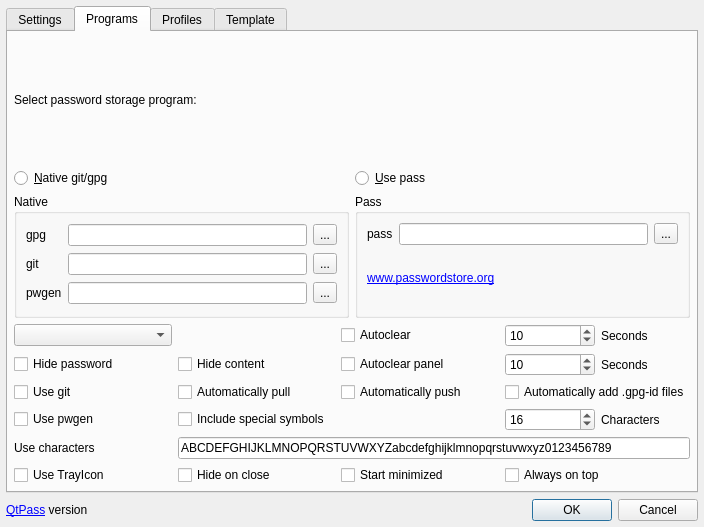
Above: configdialog.ui from IJHack/QtPass before the change. Below: the same form after it.
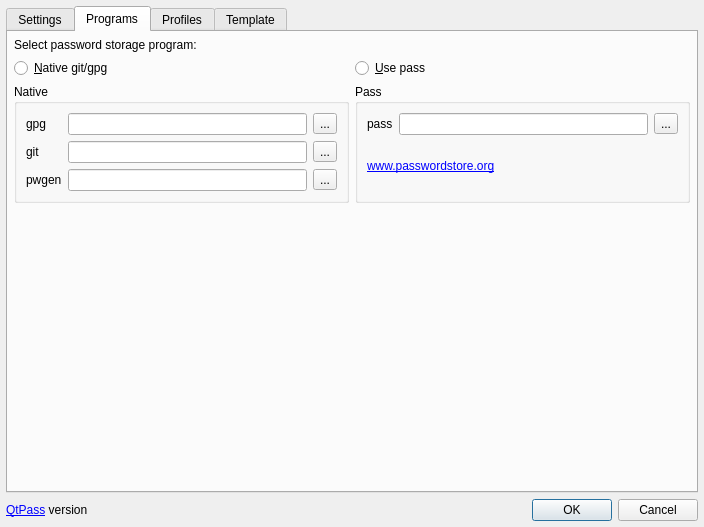
That is the form after the change. The open tabs and pages were chosen to show the change.

Commit message: double items removed

Patch:
```diff
--- a/configdialog.ui
+++ b/configdialog.ui
@@ -577,207 +577,17 @@
         </widget>
        </item>
        <item>
-        <layout class="QGridLayout" name="gridLayout_2">
-         <item row="4" column="3">
-          <layout class="QHBoxLayout" name="horizontalLayout_6">
-           <item>
-            <widget class="QSpinBox" name="spinBoxPasswordLength">
-             <property name="enabled">
-              <bool>true</bool>
-             </property>
-             <property name="minimum">
-              <number>8</number>
-             </property>
-             <property name="value">
-              <number>16</number>
-             </property>
-            </widget>
-           </item>
-           <item>
-            <widget class="QLabel" name="labelLength">
-             <property name="enabled">
-              <bool>true</bool>
-             </property>
-             <property name="text">
-              <string>Characters</string>
-             </property>
-            </widget>
-           </item>
-          </layout>
-         </item>
-         <item row="4" column="0">
-          <widget class="QCheckBox" name="checkBoxUsePwgen">
-           <property name="enabled">
-            <bool>true</bool>
-           </property>
-           <property name="text">
-            <string>Use pwgen</string>
-           </property>
-          </widget>
-         </item>
-         <item row="0" column="3">
-          <layout class="QHBoxLayout" name="horizontalLayout">
-           <item>
-            <widget class="QSpinBox" name="spinBoxAutoclearSeconds">
-             <property name="minimum">
-              <number>5</number>
-             </property>
-             <property name="value">
-              <number>10</number>
-             </property>
-            </widget>
-           </item>
-           <item>
-            <widget class="QLabel" name="labelSeconds">
-             <property name="text">
-              <string>Seconds</string>
-             </property>
-            </widget>
-           </item>
-          </layout>
-         </item>
-         <item row="1" column="2">
-          <widget class="QCheckBox" name="checkBoxAutoclearPanel">
-           <property name="text">
-            <string>Autoclear panel</string>
-           </property>
-          </widget>
-         </item>
-         <item row="1" column="3">
-          <layout class="QHBoxLayout" name="horizontalLayout_7">
-           <item>
-            <widget class="QSpinBox" name="spinBoxAutoclearPanelSeconds">
-             <property name="minimum">
-              <number>5</number>
-             </property>
-             <property name="value">
-              <number>10</number>
-             </property>
-            </widget>
-           </item>
-           <item>
-            <widget class="QLabel" name="labelPanelSeconds">
-             <property name="text">
-              <string>Seconds</string>
-             </property>
-            </widget>
-           </item>
-          </layout>
-         </item>
-         <item row="1" column="0">
-          <widget class="QCheckBox" name="checkBoxHidePassword">
-           <property name="text">
-            <string>Hide password</string>
-           </property>
-          </widget>
-         </item>
-         <item row="6" column="0">
-          <widget class="QCheckBox" name="checkBoxUseTrayIcon">
-           <property name="text">
-            <string>Use TrayIcon</string>
-           </property>
-          </widget>
-         </item>
-         <item row="1" column="1">
-          <widget class="QCheckBox" name="checkBoxHideContent">
-           <property name="text">
-            <string>Hide content</string>
-           </property>
-          </widget>
-         </item>
-         <item row="2" column="0">
-          <widget class="QCheckBox" name="checkBoxUseGit">
-           <property name="enabled">
-            <bool>true</bool>
-           </property>
-           <property name="text">
-            <string>Use git</string>
-           </property>
-          </widget>
-         </item>
-         <item row="6" column="1">
-          <widget class="QCheckBox" name="checkBoxHideOnClose">
-           <property name="text">
-            <string>Hide on close</string>
-           </property>
-          </widget>
-         </item>
-         <item row="4" column="1">
-          <widget class="QCheckBox" name="checkBoxUseSymbols">
-           <property name="enabled">
-            <bool>true</bool>
-           </property>
-           <property name="text">
-            <string>Include special symbols </string>
-           </property>
-          </widget>
-         </item>
-         <item row="0" column="2">
-          <widget class="QCheckBox" name="checkBoxAutoclear">
-           <property name="text">
-            <string>Autoclear</string>
-           </property>
-          </widget>
-         </item>
-         <item row="5" column="1" colspan="3">
-          <widget class="QLineEdit" name="lineEditPasswordChars">
-           <property name="enabled">
-            <bool>true</bool>
-           </property>
-           <property name="text">
-            <string>ABCDEFGHIJKLMNOPQRSTUVWXYZabcdefghijklmnopqrstuvwxyz0123456789</string>
-           </property>
-          </widget>
-         </item>
-         <item row="6" column="2">
-          <widget class="QCheckBox" name="checkBoxStartMinimized">
-           <property name="text">
-            <string>Start minimized</string>
-           </property>
-          </widget>
-         </item>
-         <item row="5" column="0">
-          <widget class="QLabel" name="labelPasswordChars">
-           <property name="enabled">
-            <bool>true</bool>
-           </property>
-           <property name="text">
-            <string>Use characters</string>
-           </property>
-          </widget>
-         </item>
-         <item row="2" column="3">
-          <widget class="QCheckBox" name="checkBoxAddGPGId">
-           <property name="text">
-            <string>Automatically add .gpg-id files</string>
-           </property>
-          </widget>
-         </item>
-         <item row="2" column="2">
-          <widget class="QCheckBox" name="checkBoxAutoPush">
-           <property name="text">
-            <string>Automatically push</string>
-           </property>
-          </widget>
-         </item>
-         <item row="2" column="1">
-          <widget class="QCheckBox" name="checkBoxAutoPull">
-           <property name="text">
-            <string>Automatically pull</string>
-           </property>
-          </widget>
-         </item>
-         <item row="0" column="0">
-          <widget class="QComboBox" name="comboBoxClipboard"/>
-         </item>
-         <item row="6" column="3">
-          <widget class="QCheckBox" name="checkBoxAlwaysOnTop">
-           <property name="text">
-            <string>Always on top</string>
-           </property>
-          </widget>
-         </item>
-        </layout>
+        <spacer name="verticalSpacer">
+         <property name="orientation">
+          <enum>Qt::Vertical</enum>
+         </property>
+         <property name="sizeHint" stdset="0">
+          <size>
+           <width>20</width>
+           <height>40</height>
+          </size>
+         </property>
+        </spacer>
        </item>
       </layout>
      </widget>
```
